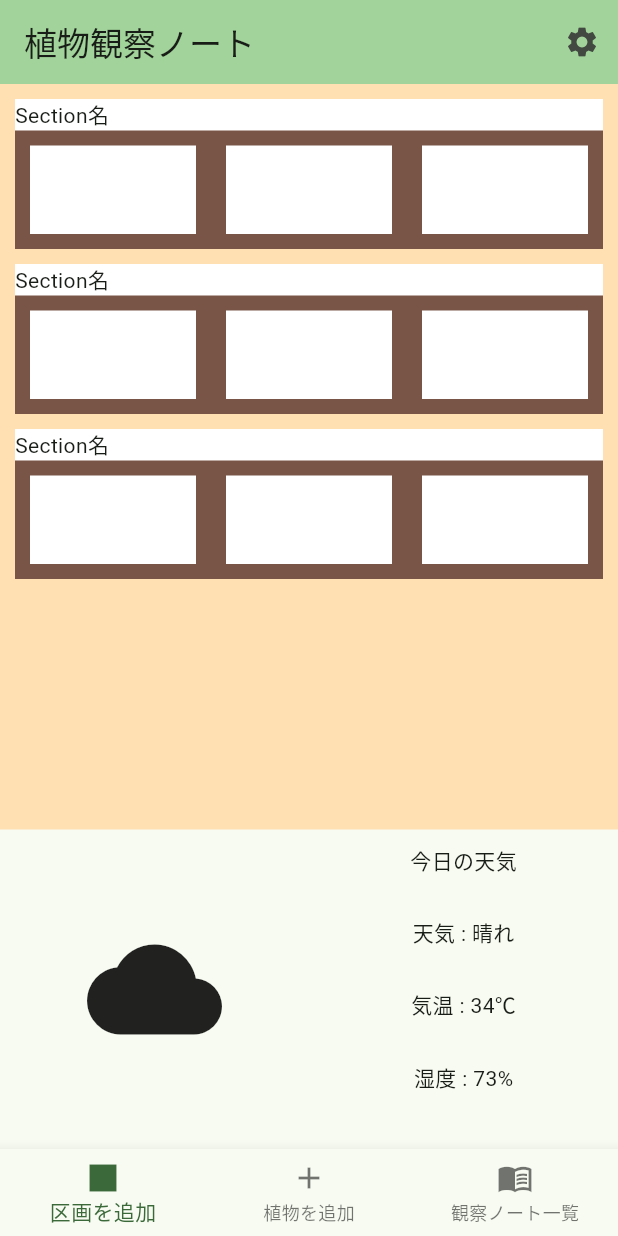
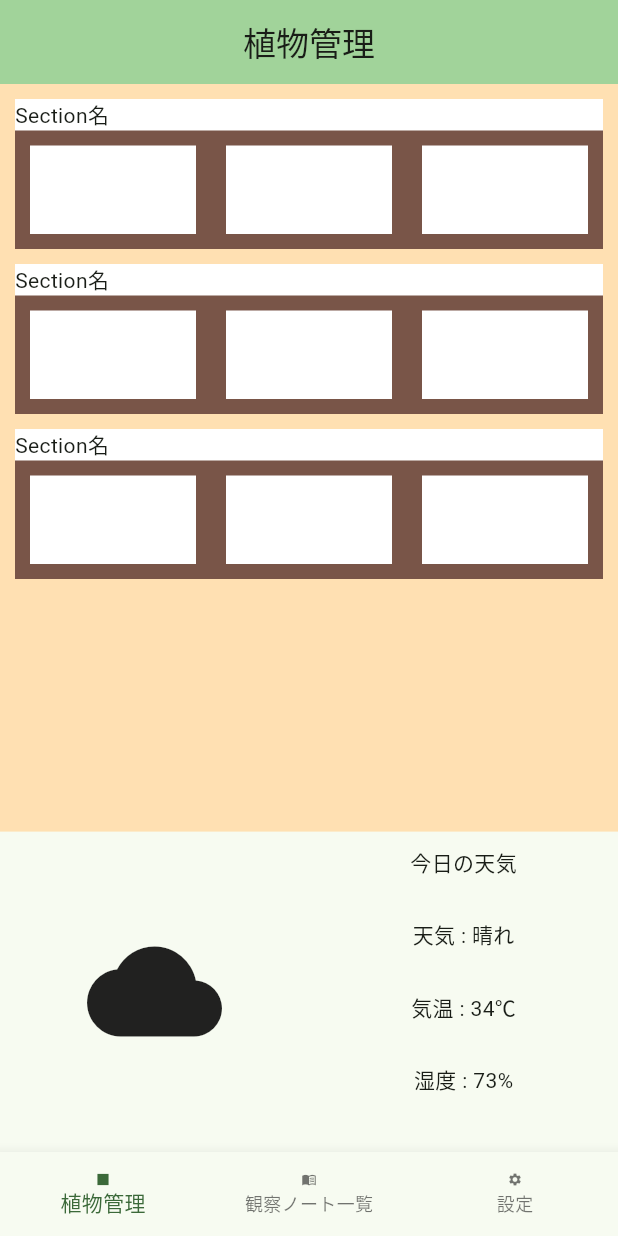
Before and after one commit to taimatu7/ai_plant_observation_note, a Flutter app: the screen it shows after launch, on a phone screen of 412 x 824 dp. Run offline on Flutter 3.47's test engine with Material 2 defaults, Android fonts, the phone set to English and light mode, and no system bars; our stand-ins replace flutter_riverpod, table_calendar.

Commit message:
- モック画面を作成する

```diff
--- a/lib/main.dart
+++ b/lib/main.dart
@@ -1,5 +1,6 @@
 import 'package:ai_plant_observation_note/presentation/component/screens/home_screen.dart';
 import 'package:ai_plant_observation_note/routes/routes.dart';
+
 import 'package:flutter/material.dart';
 
 void main() {
--- a/lib/presentation/component/endDrawer.dart
+++ /dev/null
@@ -1,18 +0,0 @@
-import 'package:flutter/material.dart';
-
-class EndDrawer extends StatelessWidget {
-  const EndDrawer({Key? key}) : super(key: key);
-
-  @override
-  Widget build(BuildContext context) {
-    return Drawer(
-      child: ListView(
-        children: const [
-          ListTile(title: Text("区画を追加")),
-          ListTile(title: Text("植物を追加")),
-          ListTile(title: Text("植物を観察ノート一覧"))
-        ],
-      ),
-    );
-  }
-}
--- a/lib/presentation/component/screens/home_screen.dart
+++ b/lib/presentation/component/screens/home_screen.dart
@@ -1,4 +1,6 @@
-import 'package:ai_plant_observation_note/presentation/plantation/screens/plantation_screen.dart';
+import 'package:ai_plant_observation_note/presentation/observation_note/screens/observation_lis_screen.dart';
+import 'package:ai_plant_observation_note/presentation/plant_manegement/screens/plant_management_screen.dart';
+import 'package:ai_plant_observation_note/presentation/settings/screens/setting_screen.dart';
 import 'package:flutter/material.dart';
 
 class HomeScreen extends StatefulWidget {
@@ -11,7 +13,21 @@ class HomeScreen extends StatefulWidget {
 class _HomeScreenState extends State<HomeScreen> {
   int _selectedIndex = 0;
   final _screens = [
-    const PlantationScreen(),
+    PlantManagementScreen(),
+    ObservationNoteScreen(),
+    SettingScreen(),
+  ];
+  final _tabBarItems = [
+    const BottomNavigationBarItem(
+        icon: Icon(
+          Icons.square,
+          size: 10,
+        ),
+        label: '植物管理'),
+    const BottomNavigationBarItem(
+        icon: Icon(Icons.menu_book_sharp, size: 10), label: '観察ノート一覧'),
+    const BottomNavigationBarItem(
+        icon: Icon(Icons.settings, size: 10), label: '設定'),
   ];
 
   void _onItemTapped(int index) {
@@ -27,12 +43,7 @@ class _HomeScreenState extends State<HomeScreen> {
       bottomNavigationBar: BottomNavigationBar(
         currentIndex: _selectedIndex,
         onTap: _onItemTapped,
-        items: const [
-          BottomNavigationBarItem(icon: Icon(Icons.square), label: '区画を追加'),
-          BottomNavigationBarItem(icon: Icon(Icons.add), label: '植物を追加'),
-          BottomNavigationBarItem(
-              icon: Icon(Icons.menu_book_sharp), label: '観察ノート一覧'),
-        ],
+        items: _tabBarItems,
       ),
     );
   }
--- a/lib/presentation/plantation/screens/plantation_screen.dart
+++ b/lib/presentation/plant_manegement/screens/plant_management_screen.dart
@@ -1,26 +1,17 @@
-import 'package:ai_plant_observation_note/presentation/component/endDrawer.dart';
-import 'package:ai_plant_observation_note/presentation/plantation/widgets/section.dart';
-import 'package:ai_plant_observation_note/presentation/plantation/widgets/weather_info_area.dart';
+import 'package:ai_plant_observation_note/presentation/plant_manegement/widgets/section.dart';
+import 'package:ai_plant_observation_note/presentation/plant_manegement/widgets/weather_info_area.dart';
 import 'package:flutter/material.dart';
 import 'package:flutter_riverpod/flutter_riverpod.dart';
 
-class PlantationScreen extends ConsumerWidget {
-  const PlantationScreen({super.key});
+class PlantManagementScreen extends ConsumerWidget {
+  const PlantManagementScreen({super.key});
 
   @override
   Widget build(BuildContext context, WidgetRef ref) {
     return Scaffold(
       appBar: AppBar(
-        title: const Text('植物観察ノート'),
+        title: Center(child: const Text('植物管理')),
         backgroundColor: Theme.of(context).colorScheme.inversePrimary,
-        actions: [
-          IconButton(
-            icon: const Icon(Icons.settings),
-            onPressed: () {
-              Navigator.of(context).pushNamed('/settings');
-            },
-          ),
-        ],
       ),
       body: Column(
         children: [
--- a/lib/routes/routes.dart
+++ b/lib/routes/routes.dart
@@ -1,6 +1,6 @@
-import 'package:ai_plant_observation_note/presentation/plantation/screens/plantation_screen.dart';
+import 'package:ai_plant_observation_note/presentation/plant_manegement/screens/plant_management_screen.dart';
 import 'package:flutter/material.dart';
 
 final Map<String, WidgetBuilder> routes = {
-  '': (context) => PlantationScreen(),
+  '': (context) => PlantManagementScreen(),
 };
--- a/pubspec.yaml
+++ b/pubspec.yaml
@@ -41,6 +41,7 @@ dependencies:
   freezed: ^2.4.1
   json_annotation: ^4.8.1
   flutter_riverpod: ^2.3.10
+  table_calendar: ^3.0.9
 
 dev_dependencies:
   flutter_test:
```
Also changed, not shown: lib/presentation/observation_note/screens/observation_lis_screen.dart (added, +91 -0 lines), lib/presentation/plant_manegement/screens/add_plant_screen.dart (added, +20 -0 lines), lib/presentation/settings/screens/setting_screen.dart (added, +55 -0 lines), lib/presentation/plant_manegement/widgets/section.dart (renamed from lib/presentation/plantation/widgets/section.dart), lib/presentation/plant_manegement/widgets/weather_info_area.dart (renamed from lib/presentation/plantation/widgets/weather_info_area.dart), pubspec.lock.
